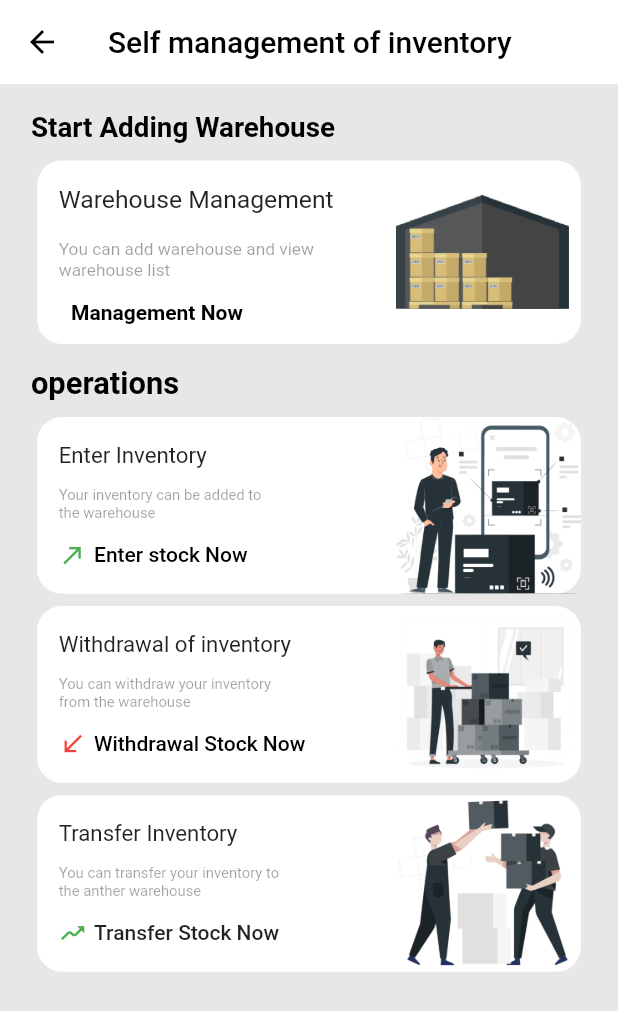
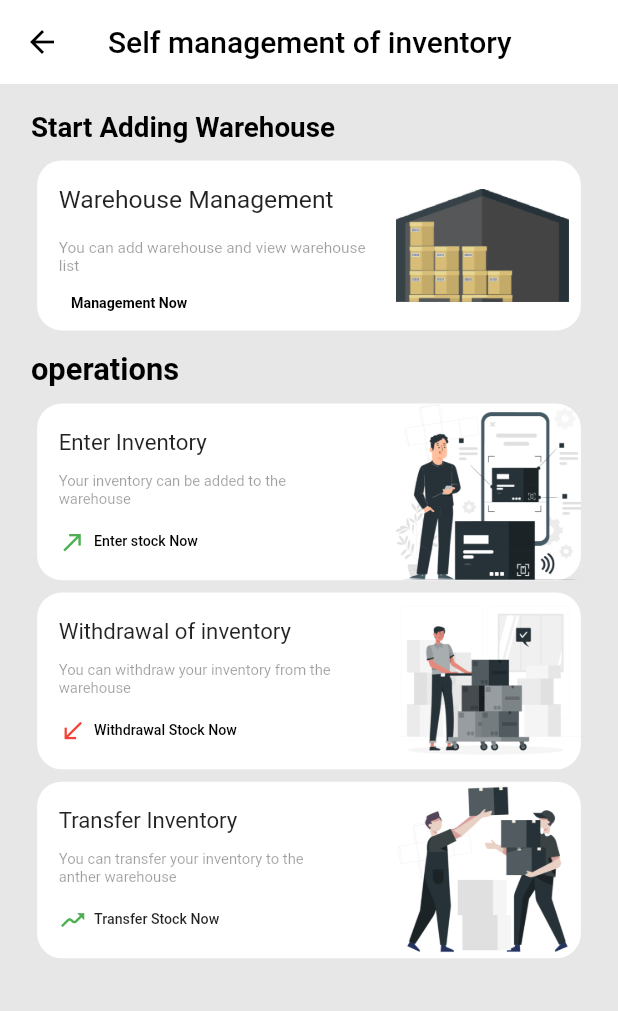
Before and after one commit to ahmadalbasha77/dhliz_app2, a Flutter app: the HomeScreen screen opened directly, after a tap on "Self management of inventory", on a phone screen of 412 x 824 dp. Shown: the top 1011 px of the screen. Run offline on Flutter 3.47's test engine with Material 3 defaults, Android fonts, the light colour scheme and no system bars; our stand-ins replace dropdown_search, easy_splash_screen, file_picker, firebase_core, firebase_messaging, flutter_local_notifications and 19 more; missing offline and left inert: flutter_app_badger, flutter_phone_direct_caller, flutter_polyline_points, moyasar, search_map_place_updated, simple_barcode_scanner; accounts and stored records are empty.

Commit message:
edit size screen

```diff
--- a/lib/view/auth/firstpage_screen.dart
+++ b/lib/view/auth/firstpage_screen.dart
@@ -70,7 +70,7 @@ class _FirstPageScreenState extends State<FirstPageScreen> {
                 ),
                 onPressed: () {
                   sharedPrefsClient.isOpen = true;
-                  Get.off(() => const LoginScreen());
+                  Get.off(() =>  LoginScreen());
                 },
                 child: const Text(
                   "GET STARTED",
--- a/lib/view/auth/splash_screen.dart
+++ b/lib/view/auth/splash_screen.dart
@@ -29,7 +29,7 @@ class SplashScreenState extends State<SplashScreen> {
         if (sharedPrefsClient.isLogin) {
           Get.offAll(() => const MainScreen());
         } else {
-          Get.offAll(() => const LoginScreen());
+          Get.offAll(() =>  LoginScreen());
         }
       }
     });
--- a/lib/view/home/self mangement of invntory/self_management_of_inventory_screen.dart
+++ b/lib/view/home/self mangement of invntory/self_management_of_inventory_screen.dart
@@ -1,4 +1,5 @@
 import 'package:flutter/material.dart';
+import 'package:flutter_screenutil/flutter_screenutil.dart';
 import 'package:get/get.dart';
 
 import 'enter/inventory_warehouse.dart';
@@ -85,13 +86,13 @@ class _SelfManagementOfInventoryScreenState
                                   horizontal: screenSize.width * 0.015,
                                   vertical: screenSize.height * 0.02)),
                           Container(
-                            width: 180,
+                            width: 180.w,
                             margin: EdgeInsets.symmetric(
                                 horizontal: screenSize.width * 0.015),
                             child: Text(
                               "You can add warehouse and view warehouse list".tr,
                               style: TextStyle(
-                                  fontSize: screenSize.width * 0.028,
+                                  fontSize: screenSize.width * 0.025,
                                   color: Colors.black38),
                             ),
                           ),
@@ -100,6 +101,7 @@ class _SelfManagementOfInventoryScreenState
                                 "Management Now".tr,
                                 style: TextStyle(
                                     color: Colors.black,
+                                    fontSize: screenSize.width * 0.023,
                                     fontWeight: FontWeight.bold),
                               ),
                               margin: EdgeInsets.symmetric(
@@ -157,7 +159,7 @@ class _SelfManagementOfInventoryScreenState
                                   horizontal: screenSize.width * 0.035,
                                   vertical: screenSize.height * 0.015)),
                           Container(
-                            width: 150,
+                            width: 150.w,
                             margin: EdgeInsets.symmetric(
                                 horizontal: screenSize.width * 0.035),
                             child: Text(
@@ -182,6 +184,8 @@ class _SelfManagementOfInventoryScreenState
                                     "Enter stock Now".tr,
                                     style: TextStyle(
                                         color: Colors.black,
+                                        fontSize: screenSize.width * 0.023
+                                        ,
                                         fontWeight: FontWeight.w500),
                                   )
                                 ],
@@ -226,7 +230,7 @@ class _SelfManagementOfInventoryScreenState
                                     horizontal: screenSize.width * 0.035,
                                     vertical: screenSize.height * 0.015)),
                             Container(
-                              width: 160,
+                              width: 160.w,
                               margin: EdgeInsets.symmetric(
                                   horizontal: screenSize.width * 0.035),
                               child: Text(
@@ -252,6 +256,7 @@ class _SelfManagementOfInventoryScreenState
                                       "Withdrawal Stock Now".tr,
                                       style: TextStyle(
                                           color: Colors.black,
+                                          fontSize: screenSize.width * 0.023,
                                           fontWeight: FontWeight.w500),
                                     )
                                   ],
@@ -296,7 +301,7 @@ class _SelfManagementOfInventoryScreenState
                                   horizontal: screenSize.width * 0.035,
                                   vertical: screenSize.height * 0.015)),
                           Container(
-                            width: 160,
+                            width: 160.w,
                             margin: EdgeInsets.symmetric(
                                 horizontal: screenSize.width * 0.035),
                             child: Text(
@@ -321,6 +326,7 @@ class _SelfManagementOfInventoryScreenState
                                   Text(
                                     "Transfer Stock Now".tr,
                                     style: TextStyle(
+                                      fontSize: screenSize.width * 0.023,
                                         color: Colors.black87,
                                         fontWeight: FontWeight.w500),
                                   )
--- a/lib/view/main/home_screen.dart
+++ b/lib/view/main/home_screen.dart
@@ -109,7 +109,7 @@ class HomeScreen extends StatelessWidget {
     double widthMultiplier = isTablet ? 0.04 : 0.05;
 
     return Container(
-      height: screenSize.width * (isTablet ? 0.3 : 0.3),
+      height: screenSize.width * (isTablet ? 0.28 : 0.3),
       margin: EdgeInsets.symmetric(
           horizontal: screenSize.width * widthMultiplier, vertical: 10),
       padding: EdgeInsets.all(10.w),
--- a/lib/view/main/profile/settings/settings_screen.dart
+++ b/lib/view/main/profile/settings/settings_screen.dart
@@ -189,7 +189,7 @@ class _SettingsScreenState extends State<SettingsScreen> {
                                 title: 'Sign Out'.tr)) {
                               sharedPrefsClient.clearProfile();
                               Get.deleteAll();
-                              Get.offAll(() => const LoginScreen());
+                              Get.offAll(() =>  LoginScreen());
                             }
                           },
                         ),
```
Also changed, not shown: lib/view/main/profile/profile_screen.dart (+70 -111 lines).
